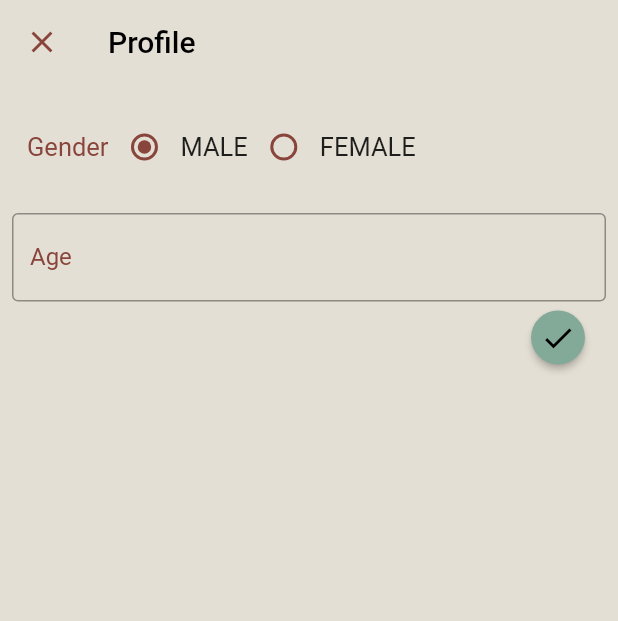
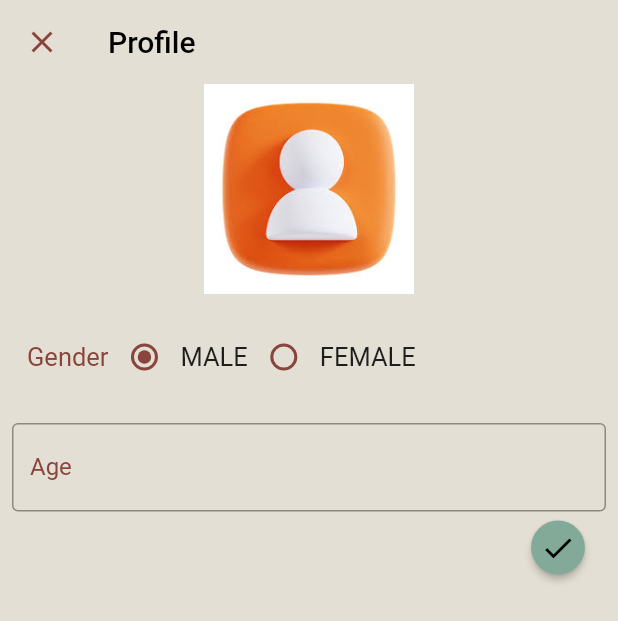
Before and after one commit to valentinaSanti/application_vfm_new, a Flutter app: the screen it shows after launch, after a tap on an icon or button, on a phone screen of 412 x 824 dp. Shown: the top 621 px of the screen. Run offline on Flutter 3.47's test engine with Material 2 defaults, Android fonts, the phone set to English and light mode, and no system bars; our stand-ins replace material_design_icons_flutter.

Commit message:
profile immagine

```diff
--- a/lib/pages/login.dart
+++ b/lib/pages/login.dart
@@ -24,7 +24,9 @@ class Login extends StatelessWidget {
         body: SingleChildScrollView(
             child: Column(
           children: [
-
+            Center(
+                child: CircleAvatar(
+                    radius: 70, child: Image.asset('assets/profile.png'))),
             Padding(
               padding: const EdgeInsets.all(8.0),
               child: Form(
```
Also changed, not shown: pubspec.yaml (+4 -3 lines).
